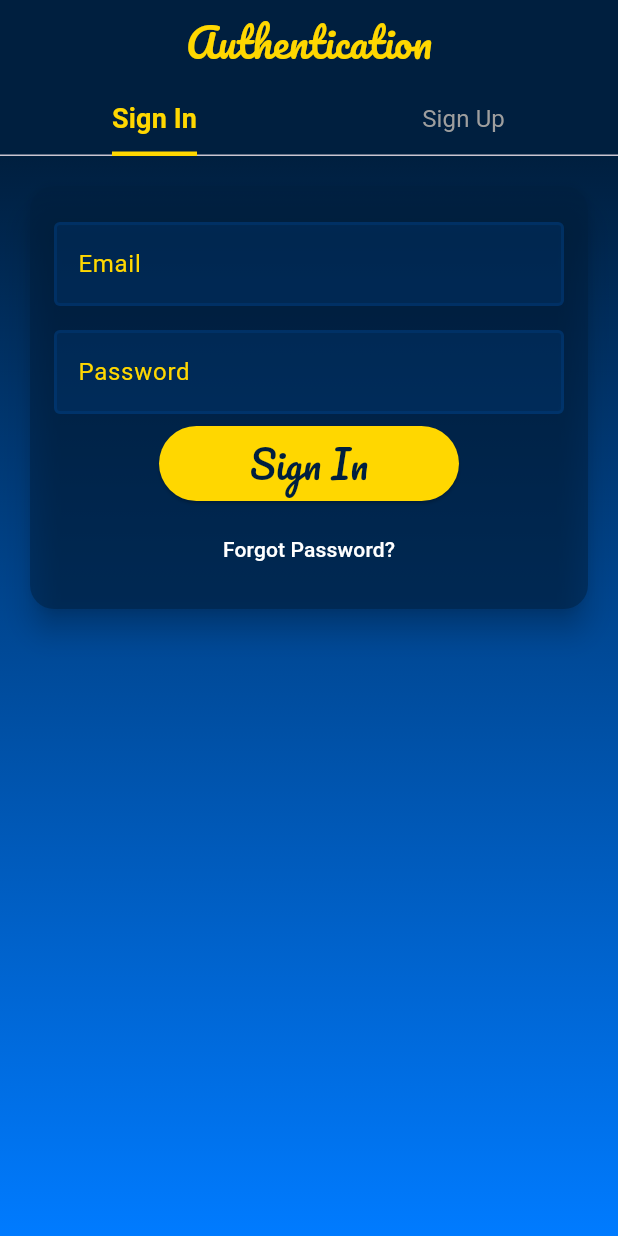
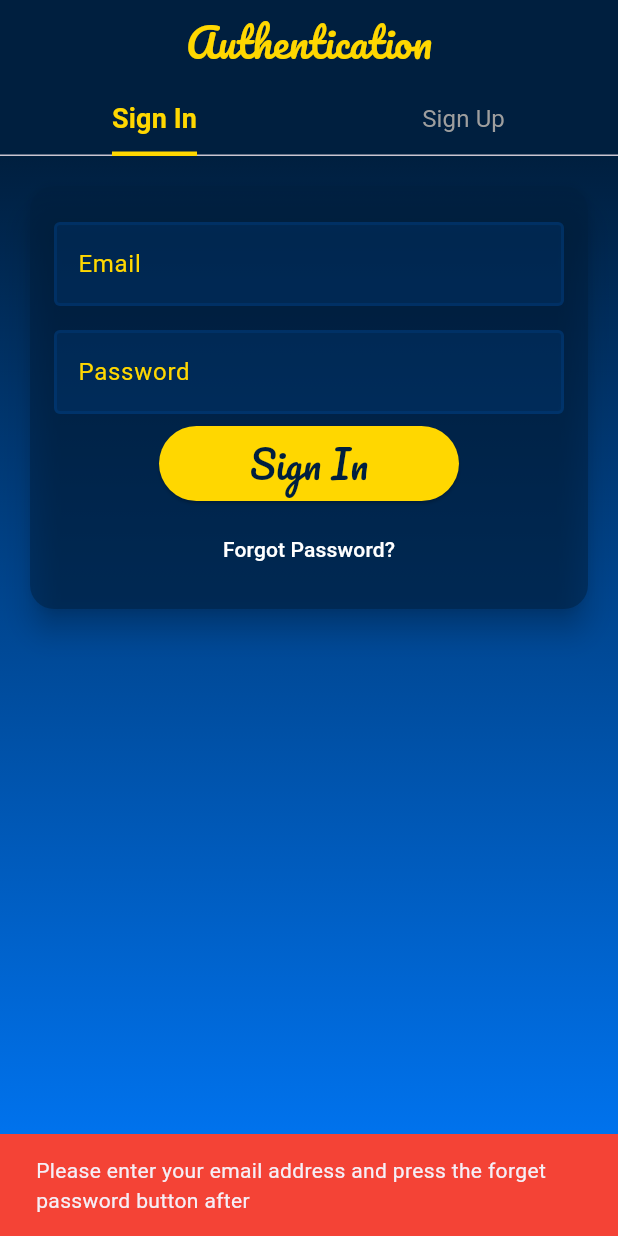
Before and after one commit to rawanabdulhayy/hedieaty_app_, a Flutter app: the screen it shows after launch, after a tap on "Forgot Password?", on a phone screen of 412 x 824 dp. Run offline on Flutter 3.47's test engine with Material 3 defaults, Android fonts, the phone set to English and light mode, and no system bars; our stand-ins replace awesome_notifications, cloud_firestore, firebase_auth, firebase_core, firebase_messaging, shared_preferences and 1 more; accounts and stored records are empty.

Commit message:
added the forget password auth service

```diff
--- /dev/null
+++ b/lib/features/authentication/sign_in/data/data_sources/firebase_forget_password_auth.dart
@@ -0,0 +1,9 @@
+import 'package:firebase_auth/firebase_auth.dart';
+
+class ForgetPasswordAuthService {
+  final FirebaseAuth _authForget = FirebaseAuth.instance;
+  // Forgot password method
+  Future<void> sendPasswordResetEmail({required String email}) async {
+    await _authForget.sendPasswordResetEmail(email: email);
+  }
+}
--- a/lib/features/authentication/sign_in/data/data_sources/firebase_sign_in_auth_data_source.dart
+++ b/lib/features/authentication/sign_in/data/data_sources/firebase_sign_in_auth_data_source.dart
@@ -1,6 +1,6 @@
 import 'package:firebase_auth/firebase_auth.dart';
 
-class FirebaseSignInAuthDataSource {
+class Firebase_Auth_Data_Service {
   final FirebaseAuth _firebaseAuth = FirebaseAuth.instance;
 
   // Sign-in method
--- a/lib/features/authentication/sign_in/presentation/pages/signin.dart
+++ b/lib/features/authentication/sign_in/presentation/pages/signin.dart
@@ -1,4 +1,5 @@
 import 'package:awesome_notifications/awesome_notifications.dart';
+import 'package:firebase_auth/firebase_auth.dart';
 import 'package:flutter/material.dart';
 import 'package:hedieaty_app_mvc/core/domain/repositories/domain_user_repo.dart';
 import 'package:hedieaty_app_mvc/features/authentication/sign_in/data/data_sources/firebase_sign_in_auth_data_source.dart';
@@ -7,6 +8,7 @@ import '../../../../../core/config/theme/gradient_background.dart';
 import '../../../../../core/presentation/widgets/buttons/custom_golden_button.dart';
 import '../../../../../core/presentation/widgets/text_fields/text_form_field.dart';
 import '../../../sign_up/domain/Auth_Input_Validator.dart';
+import '../../data/data_sources/firebase_forget_password_auth.dart';
 
 class SignInPage extends StatefulWidget {
   const SignInPage({super.key});
@@ -19,7 +21,8 @@ class _SignInPageState extends State<SignInPage> {
   final _formKey = GlobalKey<FormState>();
   final TextEditingController _emailController = TextEditingController();
   final TextEditingController _passwordController = TextEditingController();
-  final FirebaseSignInAuthDataSource _authService = FirebaseSignInAuthDataSource(); // Use AuthService instance
+  final Firebase_Auth_Data_Service _authService = Firebase_Auth_Data_Service(); // Use AuthService instance
+  final ForgetPasswordAuthService _authService2 = ForgetPasswordAuthService(); // Use AuthService instance
 
   @override
   void dispose() {
@@ -94,12 +97,36 @@ class _SignInPageState extends State<SignInPage> {
                         // Optional: Add Forgot Password or Register Links
                         const SizedBox(height: 8.0),
                         TextButton(
-                          onPressed: () {
-                            // Navigate to Forgot Password screen or other action
+                          onPressed: () async {
+                            final email = _emailController.text.trim();
+                            if (email.isEmpty) {
+                              ScaffoldMessenger.of(context).showSnackBar(
+                                SnackBar(
+                                  content: Text('Please enter your email address and press the forget password button after'),
+                                  backgroundColor: Colors.red,
+                                ),
+                              );
+                              return;
+                            }
+
+                            try {
+                              await _authService2.sendPasswordResetEmail(email: email);
+                              ScaffoldMessenger.of(context).showSnackBar(
+                                SnackBar(
+                                  content: Text('Password reset email sent successfully!'),
+                                  backgroundColor: Colors.green,
+                                ),
+                              );
+                            } catch (error) {
+                              ScaffoldMessenger.of(context).showSnackBar(
+                                SnackBar(
+                                  content: Text('Failed to send password reset email: $error'),
+                                  backgroundColor: Colors.red,
+                                ),
+                              );
+                            }
                           },
                           child: const Text(
-                            //TODO: Needed Forget Password Firebase Authentication
-                            //TODO: Needed UseCases Update for signin, signup, forget passwords merely called at UI, each holding validator call, firebase authentication and db manipulation (at signup)
                             'Forgot Password?',
                             style: TextStyle(color: Colors.white),
                           ),
```
